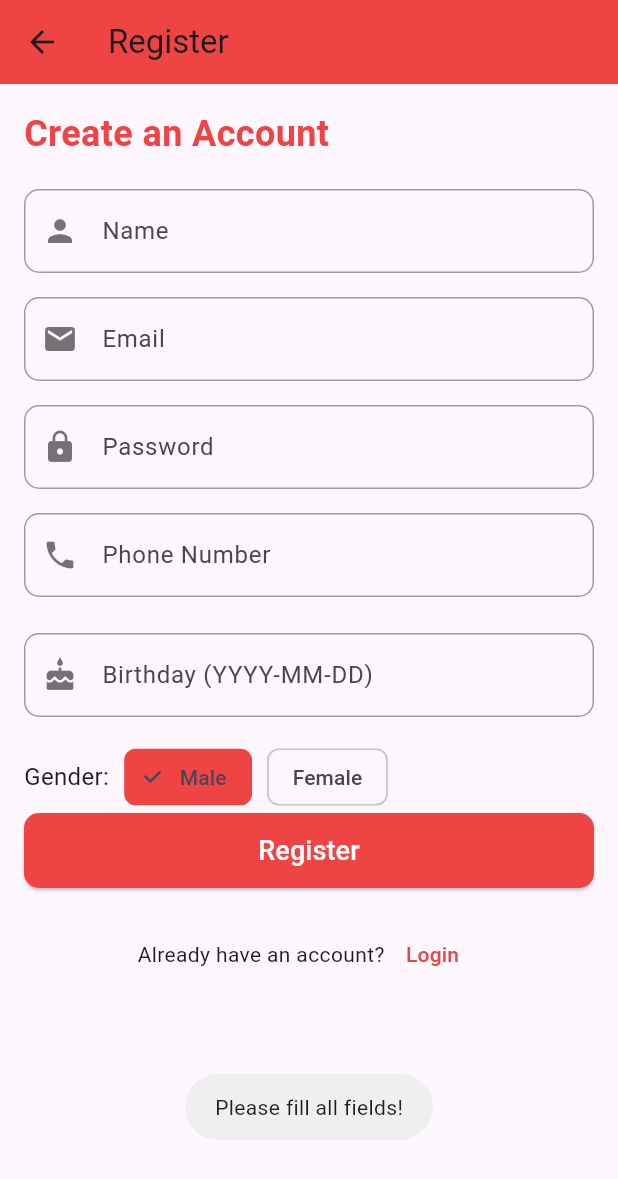
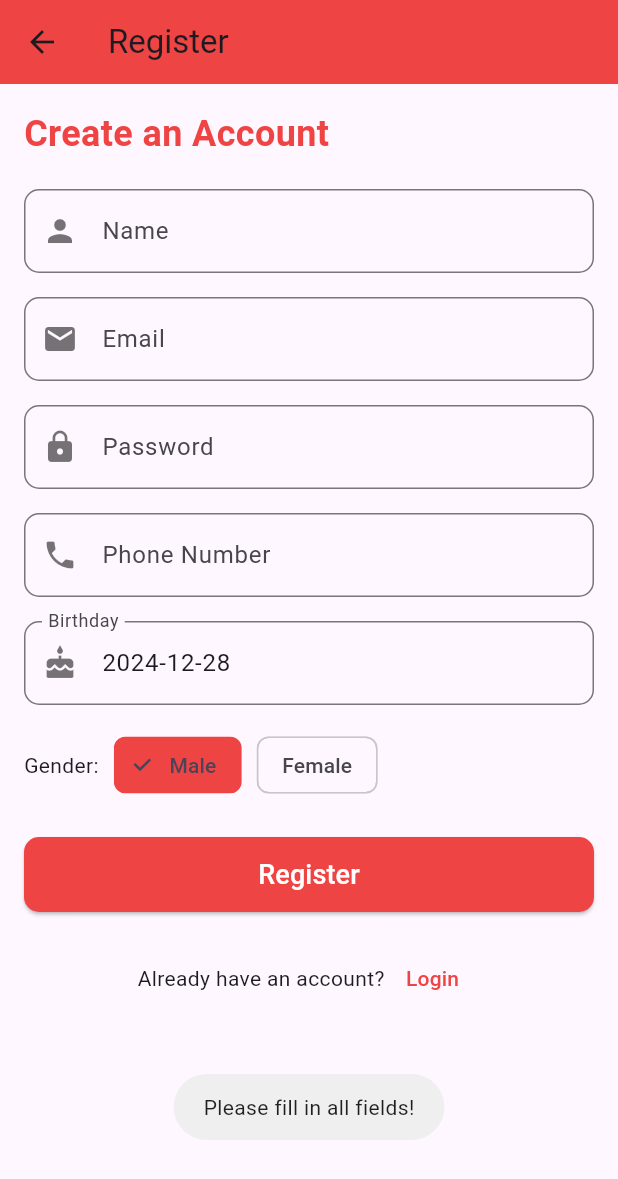
Before and after one commit to delee03/amazing-booking-mobile, a Flutter app: the RegisterScreen screen opened directly, after a tap on "Register", on a phone screen of 412 x 824 dp. Shown: the top 1179 px of the screen. Run offline on Flutter 3.47's test engine with Material 3 defaults, Android fonts, the phone set to English and light mode, and no system bars; our stand-ins replace dio, flutter_dotenv, flutter_map, flutter_svg, fluttertoast, geolocator and 6 more; accounts and stored records are empty; network calls fail.

Commit message:
register

```diff
--- a/lib/data/services/auth_service.dart
+++ b/lib/data/services/auth_service.dart
@@ -5,6 +5,7 @@ import 'package:shared_preferences/shared_preferences.dart';
 class AuthService {
   final ApiClient _apiClient = ApiClient();
 
+  /// Đăng nhập
   Future<Response> login(String email, String password) async {
     try {
       final response = await _apiClient.post("/auth/signin", data: {
@@ -12,35 +13,59 @@ class AuthService {
         "password": password,
       });
 
-      // Lưu thông tin đăng nhập vào SharedPreferences
+      // Lưu token vào SharedPreferences
       SharedPreferences prefs = await SharedPreferences.getInstance();
       await prefs.setString('token', response.data['token']);
       return response;
     } catch (e) {
+      // In trường hợp có lỗi, ném lại lỗi
       rethrow;
     }
   }
 
-  Future<Response> register(String name, String email, String password) async {
+  /// Định dạng ngày sinh UTC
+  Future<DateTime> _formatDateTime(DateTime date) async {
+    return DateTime.utc(date.year, date.month, date.day, 0, 0, 0, 0);
+  }
+
+  /// Đăng ký người dùng
+  Future<Response> register({
+    required String name,
+    required String email,
+    required String password,
+    required String phone,
+    required String avatar,
+    required DateTime birthday,
+    required bool gender,
+    String role = "USER", // Mặc định là USER
+  }) async {
     try {
+      final formattedBirthday = await _formatDateTime(birthday); // Định dạng ngày sinh UTC
+
       final response = await _apiClient.post("/auth/signup", data: {
         "name": name,
         "email": email,
         "password": password,
+        "phone": phone,
+        "avatar": avatar,
+        "birthday": formattedBirthday.toIso8601String(),
+        "gender": gender,
+        "role": role,
       });
+
       return response;
     } catch (e) {
-      rethrow;
+      rethrow; // Ném lại lỗi nếu có
     }
   }
 
-  // Phương pháp kiểm tra trạng thái đăng nhập
+  /// Kiểm tra trạng thái đăng nhập
   Future<bool> isLoggedIn() async {
     SharedPreferences prefs = await SharedPreferences.getInstance();
     return prefs.containsKey('token');
   }
 
-  // Phương pháp đăng xuất
+  /// Đăng xuất
   Future<void> logout() async {
     SharedPreferences prefs = await SharedPreferences.getInstance();
     await prefs.remove('token');
--- a/lib/main.dart
+++ b/lib/main.dart
@@ -1,3 +1,4 @@
+import 'package:amazing_booking_app/presentation/screens/auth/login_screen.dart';
 import 'package:amazing_booking_app/presentation/screens/discover_rooms/discover_rooms_screen.dart';
 import 'package:amazing_booking_app/presentation/screens/home/home_screen.dart';
 import 'package:amazing_booking_app/presentation/screens/location_list/location_list_screen.dart';
@@ -24,7 +25,7 @@
   Widget build(BuildContext context) {
     return MaterialApp(
       debugShowCheckedModeBanner: false,
-      home: const HomeScreen(), // Màn hình chính
+      home: LoginScreen(), // Màn hình chính
       routes: {
         '/discover': (context) =>
             const DiscoverRoomsScreen(), // Màn hình khám phá
--- a/lib/presentation/screens/auth/login_screen.dart
+++ b/lib/presentation/screens/auth/login_screen.dart
@@ -1,3 +1,4 @@
+import 'package:amazing_booking_app/presentation/screens/auth/register_screen.dart';
 import 'package:flutter/material.dart';
 import 'package:flutter_svg/flutter_svg.dart';
 import 'package:fluttertoast/fluttertoast.dart';
@@ -280,6 +281,10 @@ class _LoginScreenState extends State<LoginScreen> {
                   TextButton(
                     onPressed: () {
                       // Handle Signup Navigation
+                      Navigator.push(
+                        context,
+                        MaterialPageRoute(builder: (context) => RegisterScreen()),
+                      );
                     },
                     child: const Text(
                       'Đăng kí',
--- a/lib/presentation/screens/auth/register_screen.dart
+++ b/lib/presentation/screens/auth/register_screen.dart
@@ -1,7 +1,7 @@
-import 'package:amazing_booking_app/data/services/auth.service.dart';
 import 'package:flutter/material.dart';
 import 'package:fluttertoast/fluttertoast.dart';
-
+import '../../../data/services/auth_service.dart';
+import 'package:intl/intl.dart';  // For formatting DateTime to String
 
 class RegisterScreen extends StatefulWidget {
   @override
@@ -13,42 +13,89 @@ class _RegisterScreenState extends State<RegisterScreen> {
   final TextEditingController _emailController = TextEditingController();
   final TextEditingController _passwordController = TextEditingController();
   final TextEditingController _phoneController = TextEditingController();
-  final TextEditingController _birthdayController = TextEditingController(); // New field
-  bool _isMale = true; // New field
+
+  DateTime _selectedBirthday = DateTime.now();
+  bool _isMale = true;
+  bool _isLoading = false;
+
   final AuthService _authService = AuthService();
 
-  bool _isLoading = false;
+  /// Mở DatePicker để chọn ngày sinh
+  Future<void> _pickDate(BuildContext context) async {
+    final DateTime? picked = await showDatePicker(
+      context: context,
+      initialDate: _selectedBirthday,
+      firstDate: DateTime(1900),
+      lastDate: DateTime.now(),
+    );
+    if (picked != null && picked != _selectedBirthday) {
+      setState(() {
+        _selectedBirthday = picked;
+      });
+    }
+  }
 
-  void _register(BuildContext context) async {
-    final name = _nameController.text.trim();
-    final email = _emailController.text.trim();
-    final password = _passwordController.text.trim();
-    final phone = _phoneController.text.trim();
-    final birthday = _birthdayController.text.trim(); // New field
-    final gender = _isMale; // Assuming gender is selected via a toggle (true for male, false for female)
+  /// Kiểm tra định dạng email và các giá trị đầu vào
+  bool _validateInputs() {
+    final emailRegex = RegExp(r'^[^@]+@[^@]+\.[^@]+');
+    if (_nameController.text.trim().isEmpty ||
+        _emailController.text.trim().isEmpty ||
+        _passwordController.text.trim().isEmpty ||
+        _phoneController.text.trim().isEmpty) {
+      Fluttertoast.showToast(msg: "Please fill in all fields!");
+      return false;
+    }
+    if (!emailRegex.hasMatch(_emailController.text.trim())) {
+      Fluttertoast.showToast(msg: "Invalid email format!");
+      return false;
+    }
+    if (_passwordController.text.trim().length < 6) {
+      Fluttertoast.showToast(
+          msg: "Password must be at least 6 characters long!");
+      return false;
+    }
+    return true;
+  }
 
-    if (name.isEmpty || email.isEmpty || password.isEmpty || phone.isEmpty || birthday.isEmpty) {
-      Fluttertoast.showToast(msg: "Please fill all fields!");
-      return;
-    }
+  /// Đăng ký người dùng
+  Future<void> _register(BuildContext context) async {
+    if (!_validateInputs()) return;
 
     setState(() {
       _isLoading = true;
     });
 
     try {
-      final response = await _authService.register(name, email, password, phone, birthday, gender);
+      final name = _nameController.text.trim();
+      final email = _emailController.text.trim();
+      final password = _passwordController.text.trim();
+      final phone = _phoneController.text.trim();
+      final birthday = _selectedBirthday;
+      final gender = _isMale;
+      final role = "USER";  // Điều chỉnh role thành USER
+      final avatar = "https://example.com/default-avatar.png";  // Đặt avatar là đường dẫn đến file ảnh
+
+      final response = await _authService.register(
+        name: name,
+        email: email,
+        password: password,
+        phone: phone,
+        avatar: avatar,
+        birthday: birthday,
+        gender: gender,
+        role: role,
+      );
 
       if (response.statusCode == 200 || response.statusCode == 201) {
         Fluttertoast.showToast(msg: "Registration successful!");
-        Navigator.pop(context); // Navigate back to login after successful registration
+        Navigator.pop(context);
       } else {
-        final errorMessage = response.data['message'] ?? "Unknown error occurred.";
+        final errorMessage =
+            response.data['message'] ?? "Unknown error occurred.";
         Fluttertoast.showToast(msg: "Registration failed: $errorMessage");
       }
     } catch (e) {
-      print("Error during registration: $e");
-      Fluttertoast.showToast(msg: "Registration failed: $e");
+      Fluttertoast.showToast(msg: "An error occurred: $e");
     } finally {
       setState(() {
         _isLoading = false;
@@ -56,6 +103,30 @@ class _RegisterScreenState extends State<RegisterScreen> {
     }
   }
 
+  /// Tạo TextField với các tham số
+  Widget _buildTextField({
+    required TextEditingController controller,
+    required String label,
+    IconData? icon,
+    bool obscureText = false,
+    TextInputType keyboardType = TextInputType.text,
+    VoidCallback? onTap,
+  }) {
+    return TextField(
+      controller: controller,
+      obscureText: obscureText,
+      keyboardType: keyboardType,
+      onTap: onTap,
+      readOnly: onTap != null,
+      decoration: InputDecoration(
+        labelText: label,
+        prefixIcon: icon != null ? Icon(icon, color: Colors.black54) : null,
+        border: OutlineInputBorder(
+          borderRadius: BorderRadius.circular(10),
+        ),
+      ),
+    );
+  }
 
   @override
   Widget build(BuildContext context) {
@@ -81,125 +152,46 @@ class _RegisterScreenState extends State<RegisterScreen> {
                     ),
                   ),
                   const SizedBox(height: 20),
-
-                  // Name Field
-                  TextField(
-                    controller: _nameController,
-                    decoration: InputDecoration(
-                      labelText: "Name",
-                      prefixIcon: const Icon(Icons.person, color: Colors.black54),
-                      border: OutlineInputBorder(
-                        borderRadius: BorderRadius.circular(10),
-                        borderSide: const BorderSide(color: Colors.grey),
-                      ),
-                      enabledBorder: OutlineInputBorder(
-                        borderRadius: BorderRadius.circular(10),
-                        borderSide: const BorderSide(color: Colors.grey),
-                      ),
-                      focusedBorder: OutlineInputBorder(
-                        borderRadius: BorderRadius.circular(10),
-                        borderSide: const BorderSide(color: Color(0xFFEF4444)),
+                  _buildTextField(
+                      controller: _nameController, label: "Name", icon: Icons.person),
+                  const SizedBox(height: 16),
+                  _buildTextField(
+                    controller: _emailController,
+                    label: "Email",
+                    icon: Icons.email,
+                    keyboardType: TextInputType.emailAddress,
+                  ),
+                  const SizedBox(height: 16),
+                  _buildTextField(
+                    controller: _passwordController,
+                    label: "Password",
+                    icon: Icons.lock,
+                    obscureText: true,
+                  ),
+                  const SizedBox(height: 16),
+                  _buildTextField(
+                    controller: _phoneController,
+                    label: "Phone Number",
+                    icon: Icons.phone,
+                    keyboardType: TextInputType.phone,
+                  ),
+                  const SizedBox(height: 16),
+                  GestureDetector(
+                    onTap: () => _pickDate(context),
+                    child: AbsorbPointer(
+                      child: _buildTextField(
+                        controller: TextEditingController(
+                          text: DateFormat('yyyy-MM-dd').format(_selectedBirthday),
+                        ),
+                        label: "Birthday",
+                        icon: Icons.cake,
                       ),
                     ),
                   ),
                   const SizedBox(height: 16),
-
-                  // Email Field
-                  TextField(
-                    controller: _emailController,
-                    keyboardType: TextInputType.emailAddress,
-                    decoration: InputDecoration(
-                      labelText: "Email",
-                      prefixIcon: const Icon(Icons.email, color: Colors.black54),
-                      border: OutlineInputBorder(
-                        borderRadius: BorderRadius.circular(10),
-                        borderSide: const BorderSide(color: Colors.grey),
-                      ),
-                      enabledBorder: OutlineInputBorder(
-                        borderRadius: BorderRadius.circular(10),
-                        borderSide: const BorderSide(color: Colors.grey),
-                      ),
-                      focusedBorder: OutlineInputBorder(
-                        borderRadius: BorderRadius.circular(10),
-                        borderSide: const BorderSide(color: Color(0xFFEF4444)),
-                      ),
-                    ),
-                  ),
-                  const SizedBox(height: 16),
-
-                  // Password Field
-                  TextField(
-                    controller: _passwordController,
-                    obscureText: true,
-                    decoration: InputDecoration(
-                      labelText: "Password",
-                      prefixIcon: const Icon(Icons.lock, color: Colors.black54),
-                      border: OutlineInputBorder(
-                        borderRadius: BorderRadius.circular(10),
-                        borderSide: const BorderSide(color: Colors.grey),
-                      ),
-                      enabledBorder: OutlineInputBorder(
-                        borderRadius: BorderRadius.circular(10),
-                        borderSide: const BorderSide(color: Colors.grey),
-                      ),
-                      focusedBorder: OutlineInputBorder(
-                        borderRadius: BorderRadius.circular(10),
-                        borderSide: const BorderSide(color: Color(0xFFEF4444)),
-                      ),
-                    ),
-                  ),
-                  const SizedBox(height: 16),
-
-                  // Phone Field
-                  TextField(
-                    controller: _phoneController,
-                    keyboardType: TextInputType.phone,
-                    decoration: InputDecoration(
-                      labelText: "Phone Number",
-                      prefixIcon: const Icon(Icons.phone, color: Colors.black54),
-                      border: OutlineInputBorder(
-                        borderRadius: BorderRadius.circular(10),
-                        borderSide: const BorderSide(color: Colors.grey),
-                      ),
-                      enabledBorder: OutlineInputBorder(
-                        borderRadius: BorderRadius.circular(10),
-                        borderSide: const BorderSide(color: Colors.grey),
-                      ),
-                      focusedBorder: OutlineInputBorder(
-                        borderRadius: BorderRadius.circular(10),
-                        borderSide: const BorderSide(color: Color(0xFFEF4444)),
-                      ),
-                    ),
-                  ),
-                  const SizedBox(height: 24),
-
-                  // Birthday Field
-                  TextField(
-                    controller: _birthdayController,
-                    keyboardType: TextInputType.datetime,
-                    decoration: InputDecoration(
-                      labelText: "Birthday (YYYY-MM-DD)",
-                      prefixIcon: const Icon(Icons.cake, color: Colors.black54),
-                      border: OutlineInputBorder(
-                        borderRadius: BorderRadius.circular(10),
-                        borderSide: const BorderSide(color: Colors.grey),
-                      ),
-                      enabledBorder: OutlineInputBorder(
-                        borderRadius: BorderRadius.circular(10),
-                        borderSide: const BorderSide(color: Colors.grey),
-                      ),
-                      focusedBorder: OutlineInputBorder(
-                        borderRadius: BorderRadius.circular(10),
-                        borderSide: const BorderSide(color: Color(0xFFEF4444)),
-                      ),
-                    ),
-                  ),
-                  const SizedBox(height: 16),
-
-// Gender Toggle
                   Row(
                     children: [
-                      const Text("Gender:", style: TextStyle(fontSize: 16)),
+                      const Text("Gender:"),
                       const SizedBox(width: 10),
                       ChoiceChip(
                         label: const Text("Male"),
@@ -224,9 +216,7 @@ class _RegisterScreenState extends State<RegisterScreen> {
                       ),
                     ],
                   ),
-
-
-                  // Register Button
+                  const SizedBox(height: 24),
                   ElevatedButton(
                     onPressed: _isLoading ? null : () => _register(context),
                     style: ElevatedButton.styleFrom(
@@ -242,16 +232,12 @@ class _RegisterScreenState extends State<RegisterScreen> {
                     ),
                   ),
                   const SizedBox(height: 20),
-
-                  // Login Link
                   Row(
                     mainAxisAlignment: MainAxisAlignment.center,
                     children: [
                       const Text("Already have an account?"),
                       TextButton(
-                        onPressed: () {
-                          Navigator.pop(context);
-                        },
+                        onPressed: () => Navigator.pop(context),
                         child: const Text(
                           "Login",
                           style: TextStyle(color: Color(0xFFEF4444)),
--- a/lib/presentation/screens/profile/profile_screen.dart
+++ b/lib/presentation/screens/profile/profile_screen.dart
@@ -2,7 +2,7 @@ import 'package:flutter/material.dart';
 import '../../../data/models/user_storage.dart';
 import '../../../data/services/auth_service.dart';
 import '../../widgets/profile/user_details_dialog.dart';
-import '../login/login-page.dart';
+import '../auth/login_screen.dart';
 import 'booking_history_screen.dart';
 import 'edit_profile_screen.dart';
 import 'comment_history_screen.dart';  // Import màn hình comment
```
